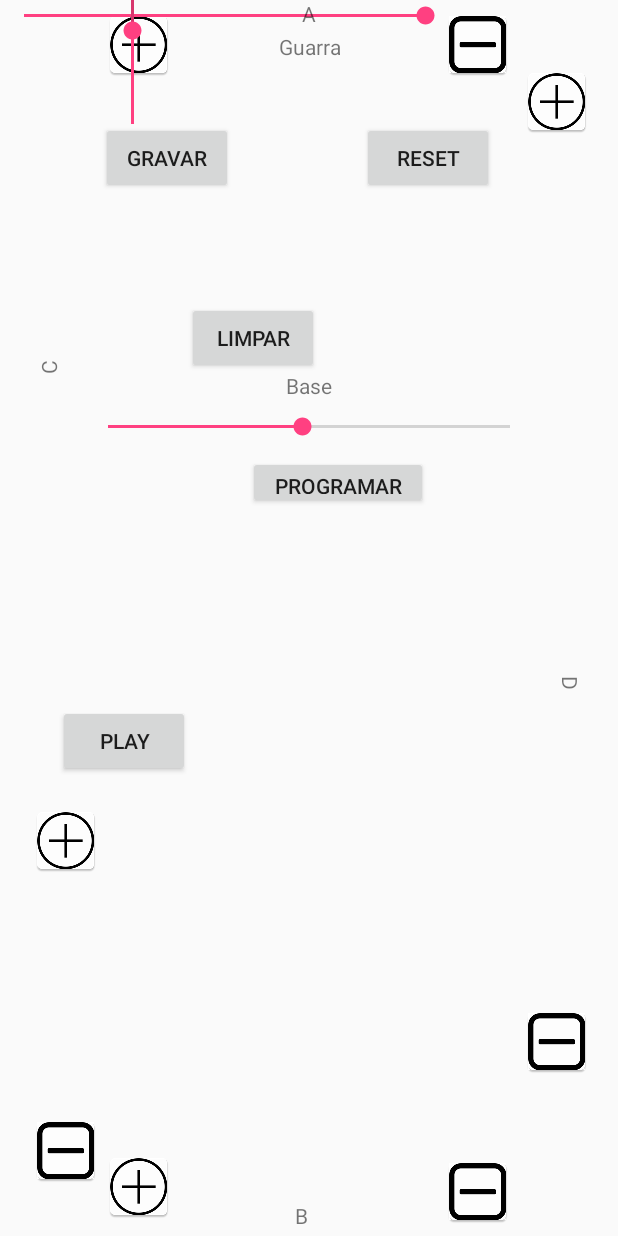
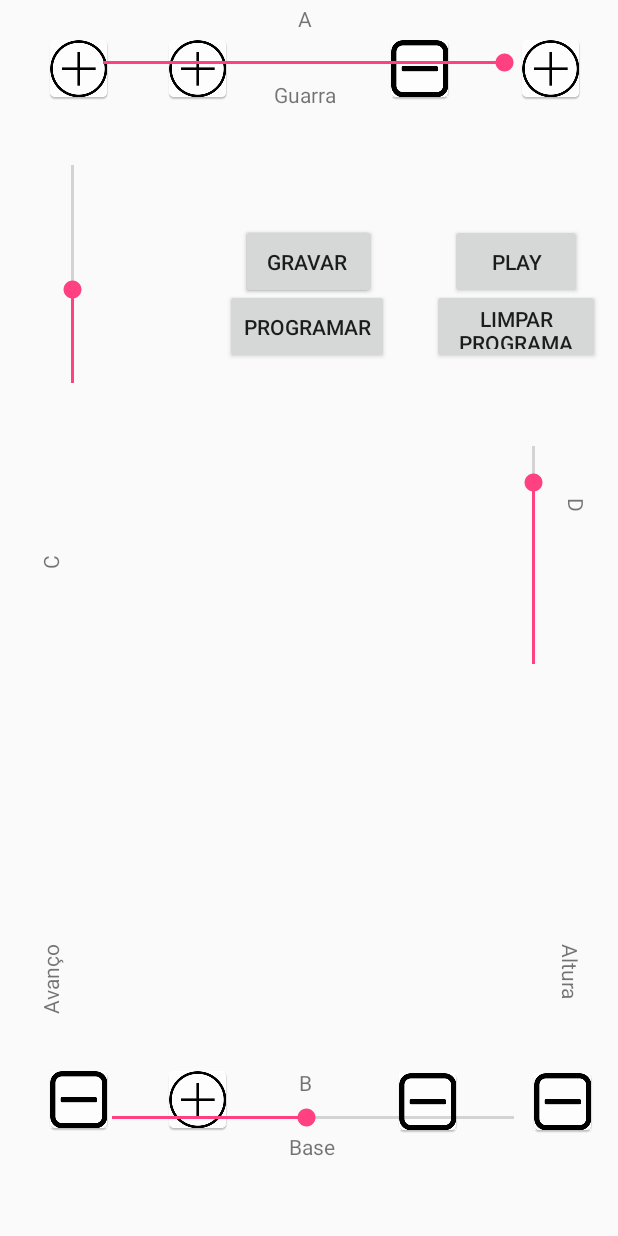
Before and after one commit to wgalam/RoboticaNasEscolasQuixada, an Android app: the layout activity_joystickk.xml on its own in the app's theme, with its tools: preview values and no code run, on a phone screen of 412 x 824 dp. Run offline under Robolectric (Android 15) with nearby library versions, the phone set to English and light mode, and no system bars.

Commit message:
Configuração da tela Joystick

```diff
--- a/app/src/main/AndroidManifest.xml
+++ b/app/src/main/AndroidManifest.xml
@@ -29,7 +29,9 @@
             android:name=".joystick"
             android:label="@string/title_activity_joystick"
             android:theme="@style/AppTheme.NoActionBar" />
-        <activity android:name=".joystickk" />
+        <activity
+            android:name=".joystickk"
+            android:theme="@style/AppTheme.NoActionBar"/>
         <activity
             android:name=".TelaDeProgramacao"
             android:label="@string/title_activity_tela_de_programacao"
--- a/app/src/main/res/layout/activity_joystickk.xml
+++ b/app/src/main/res/layout/activity_joystickk.xml
@@ -6,7 +6,9 @@
     android:layout_width="match_parent"
     android:layout_height="match_parent"
     tools:context="com.example.enoque_alves.comunicacaoblue.joystickk"
-    android:screenOrientation="landscape">
+    android:screenOrientation="landscape"
+    tools:layout_editor_absoluteY="73dp"
+    tools:layout_editor_absoluteX="0dp">
 
     <ImageButton
         android:id="@+id/button_more_base"
@@ -16,16 +18,13 @@
         android:layout_alignParentStart="true"
         android:layout_alignParentTop="true"
         android:src="@mipmap/button_more"
-        app:layout_constraintTop_toTopOf="parent"
-        android:layout_marginTop="8dp"
-        app:layout_constraintBottom_toBottomOf="parent"
-        android:layout_marginBottom="8dp"
-        android:layout_marginLeft="8dp"
-        app:layout_constraintLeft_toLeftOf="parent"
+        app:layout_constraintLeft_toRightOf="@+id/button_less_c"
+        android:layout_marginLeft="38dp"
         android:layout_marginRight="8dp"
-        app:layout_constraintRight_toRightOf="parent"
-        app:layout_constraintHorizontal_bias="0.181"
-        app:layout_constraintVertical_bias="0.996" />
+        app:layout_constraintRight_toRightOf="@+id/button_more_garra"
+        app:layout_constraintHorizontal_bias="0.0"
+        app:layout_constraintBottom_toBottomOf="@+id/button_less_c"
+        android:layout_marginBottom="0dp" />
 
     <ImageButton
         android:id="@+id/button_more_garra"
@@ -35,16 +34,10 @@
         android:layout_alignParentStart="true"
         android:layout_alignParentTop="true"
         android:src="@mipmap/button_more"
-        android:layout_marginRight="8dp"
-        app:layout_constraintRight_toRightOf="parent"
-        android:layout_marginLeft="8dp"
-        app:layout_constraintLeft_toLeftOf="parent"
-        app:layout_constraintHorizontal_bias="0.181"
-        app:layout_constraintTop_toTopOf="parent"
-        android:layout_marginTop="8dp"
-        app:layout_constraintBottom_toBottomOf="parent"
-        android:layout_marginBottom="8dp"
-        app:layout_constraintVertical_bias="0.0" />
+        app:layout_constraintLeft_toRightOf="@+id/button_more_c"
+        android:layout_marginLeft="38dp"
+        app:layout_constraintTop_toTopOf="@+id/button_less_garra"
+        android:layout_marginTop="0dp" />
 
     <ImageButton
         android:id="@+id/button_less_garra"
@@ -53,17 +46,11 @@
         android:layout_alignBottom="@+id/textView2"
         android:layout_alignLeft="@+id/button_more_d"
         android:layout_alignStart="@+id/button_more_d"
+        android:layout_marginRight="46dp"
+        android:layout_marginTop="0dp"
         android:src="@mipmap/ic_launcher"
-        app:layout_constraintTop_toTopOf="parent"
-        android:layout_marginTop="8dp"
-        android:layout_marginRight="8dp"
-        app:layout_constraintRight_toRightOf="parent"
-        android:layout_marginLeft="8dp"
-        app:layout_constraintLeft_toLeftOf="parent"
-        app:layout_constraintBottom_toBottomOf="parent"
-        android:layout_marginBottom="8dp"
-        app:layout_constraintHorizontal_bias="0.818"
-        app:layout_constraintVertical_bias="0.0" />
+        app:layout_constraintRight_toLeftOf="@+id/button_more_d"
+        app:layout_constraintTop_toTopOf="@+id/button_more_d" />
 
     <ImageButton
         android:id="@+id/button_more_c"
@@ -73,16 +60,10 @@
         android:layout_alignParentStart="true"
         android:layout_alignParentTop="true"
         android:src="@mipmap/button_more"
-        android:layout_marginLeft="8dp"
-        app:layout_constraintLeft_toLeftOf="parent"
-        android:layout_marginRight="8dp"
-        app:layout_constraintRight_toRightOf="parent"
-        app:layout_constraintHorizontal_bias="0.044"
-        app:layout_constraintBottom_toBottomOf="parent"
-        android:layout_marginBottom="242dp"
-        app:layout_constraintTop_toTopOf="parent"
-        android:layout_marginTop="8dp"
-        app:layout_constraintVertical_bias="1.0" />
+        app:layout_constraintTop_toTopOf="@+id/button_more_garra"
+        android:layout_marginTop="0dp"
+        android:layout_marginLeft="0dp"
+        app:layout_constraintLeft_toLeftOf="@+id/button_less_c" />
 
     <ImageButton
         android:id="@+id/button_less_c"
@@ -92,16 +73,15 @@
         android:layout_above="@+id/textView2"
         android:layout_alignLeft="@+id/button_more_c"
         android:layout_alignStart="@+id/button_more_c"
-        android:layout_marginLeft="8dp"
-        app:layout_constraintLeft_toLeftOf="parent"
-        android:layout_marginRight="8dp"
-        app:layout_constraintRight_toRightOf="parent"
-        app:layout_constraintHorizontal_bias="0.044"
+        android:layout_marginTop="8dp"
+        app:layout_constraintTop_toBottomOf="@+id/seekbar_levanta"
         app:layout_constraintBottom_toBottomOf="parent"
-        android:layout_marginBottom="8dp"
-        android:layout_marginTop="8dp"
-        app:layout_constraintVertical_bias="0.852"
-        app:layout_constraintTop_toBottomOf="@+id/button_more_c" />
+        android:layout_marginBottom="16dp"
+        app:layout_constraintVertical_bias="0.906"
+        android:layout_marginRight="0dp"
+        app:layout_constraintRight_toRightOf="@+id/button_more_c"
+        android:layout_marginLeft="32dp"
+        app:layout_constraintLeft_toLeftOf="parent" />
 
     <ImageButton
         android:id="@+id/button_more_d"
@@ -111,16 +91,10 @@
         android:layout_alignParentEnd="true"
         android:layout_alignParentRight="true"
         android:src="@mipmap/button_more"
+        android:layout_marginRight="24dp"
+        app:layout_constraintRight_toRightOf="parent"
         app:layout_constraintTop_toTopOf="parent"
-        android:layout_marginTop="16dp"
-        android:layout_marginLeft="8dp"
-        app:layout_constraintLeft_toLeftOf="parent"
-        android:layout_marginRight="8dp"
-        app:layout_constraintRight_toRightOf="parent"
-        app:layout_constraintHorizontal_bias="0.966"
-        app:layout_constraintBottom_toBottomOf="parent"
-        android:layout_marginBottom="8dp"
-        app:layout_constraintVertical_bias="0.04" />
+        android:layout_marginTop="24dp" />
 
     <ImageButton
         android:id="@+id/button_less_d"
@@ -131,15 +105,9 @@
         android:layout_alignStart="@+id/button_more_d"
         android:src="@mipmap/ic_launcher"
         android:layout_marginLeft="8dp"
-        app:layout_constraintLeft_toLeftOf="parent"
-        android:layout_marginRight="8dp"
-        app:layout_constraintRight_toRightOf="parent"
-        app:layout_constraintTop_toTopOf="parent"
-        android:layout_marginTop="69dp"
-        app:layout_constraintHorizontal_bias="0.966"
-        app:layout_constraintBottom_toBottomOf="parent"
-        android:layout_marginBottom="8dp"
-        app:layout_constraintVertical_bias="0.858" />
+        app:layout_constraintLeft_toLeftOf="@+id/button_more_d"
+        app:layout_constraintBottom_toBottomOf="@+id/button_less_base"
+        android:layout_marginBottom="0dp" />
 
     <ImageButton
         android:id="@+id/button_less_base"
@@ -149,140 +117,127 @@
         android:layout_alignLeft="@+id/button_more_d"
         android:layout_alignStart="@+id/button_more_d"
         android:src="@mipmap/ic_launcher"
-        app:layout_constraintTop_toTopOf="parent"
-        android:layout_marginTop="8dp"
-        app:layout_constraintBottom_toBottomOf="parent"
-        android:layout_marginBottom="8dp"
-        android:layout_marginLeft="8dp"
-        app:layout_constraintLeft_toLeftOf="parent"
-        android:layout_marginRight="8dp"
-        app:layout_constraintRight_toRightOf="parent"
-        app:layout_constraintHorizontal_bias="0.818"
-        app:layout_constraintVertical_bias="1.0" />
+        android:layout_marginLeft="5dp"
+        app:layout_constraintLeft_toLeftOf="@+id/button_less_garra"
+        app:layout_constraintBottom_toBottomOf="@+id/button_more_base"
+        android:layout_marginBottom="-1dp" />
 
     <Button
         android:id="@+id/programar"
-        android:layout_width="120dp"
-        android:layout_height="35dp"
+        android:layout_width="wrap_content"
+        android:layout_height="50dp"
         android:layout_centerHorizontal="true"
         android:layout_centerVertical="true"
+        android:layout_marginLeft="0dp"
+        android:layout_marginTop="0dp"
         android:text="Programar"
-        android:layout_marginRight="8dp"
-        app:layout_constraintRight_toRightOf="parent"
-        android:layout_marginLeft="8dp"
-        app:layout_constraintLeft_toLeftOf="parent"
-        app:layout_constraintTop_toTopOf="parent"
-        android:layout_marginTop="103dp"
-        app:layout_constraintHorizontal_bias="0.57"
-        app:layout_constraintBottom_toBottomOf="parent"
-        android:layout_marginBottom="8dp"
-        app:layout_constraintVertical_bias="0.296" />
+        app:layout_constraintLeft_toLeftOf="@+id/butao_gravar"
+        app:layout_constraintTop_toBottomOf="@+id/seekbar_levanta"
+        android:layout_marginRight="0dp"
+        app:layout_constraintRight_toRightOf="@+id/butao_gravar" />
 
     <Button
         android:id="@+id/butao_play"
         android:layout_width="wrap_content"
-        android:layout_height="wrap_content"
+        android:layout_height="50dp"
         android:layout_alignLeft="@+id/seekbar_garra"
         android:layout_alignStart="@+id/seekbar_garra"
         android:layout_below="@+id/seekbar_garra"
+        android:layout_marginLeft="0dp"
         android:layout_marginStart="51dp"
+        android:layout_marginTop="0dp"
         android:text="Play"
-        android:layout_marginLeft="51dp"
-        app:layout_constraintLeft_toLeftOf="parent"
-        app:layout_constraintBottom_toBottomOf="parent"
-        android:layout_marginBottom="9dp"
-        android:layout_marginTop="8dp"
-        app:layout_constraintTop_toBottomOf="@+id/butao_gravar"
-        app:layout_constraintRight_toLeftOf="@+id/butao_limpa"
-        android:layout_marginRight="8dp"
-        app:layout_constraintHorizontal_bias="0.568"
-        app:layout_constraintVertical_bias="0.529" />
+        app:layout_constraintLeft_toRightOf="@+id/butao_gravar"
+        app:layout_constraintTop_toTopOf="@+id/butao_gravar"
+        app:layout_constraintRight_toLeftOf="@+id/butao_reset"
+        android:layout_marginRight="0dp"
+        app:layout_constraintHorizontal_bias="0.0" />
 
     <Button
         android:id="@+id/butao_reset"
         android:layout_width="wrap_content"
-        android:layout_height="wrap_content"
+        android:layout_height="50dp"
         android:layout_above="@+id/seekbar_base"
         android:layout_alignLeft="@+id/butao_play"
         android:layout_alignStart="@+id/butao_play"
-        android:text="Reset"
-        android:layout_marginTop="81dp"
-        app:layout_constraintTop_toTopOf="parent"
         android:layout_marginRight="8dp"
-        app:layout_constraintRight_toRightOf="parent"
-        android:layout_marginLeft="8dp"
-        app:layout_constraintLeft_toLeftOf="parent"
-        app:layout_constraintHorizontal_bias="0.758"
-        app:layout_constraintBottom_toBottomOf="parent"
-        android:layout_marginBottom="8dp"
-        app:layout_constraintVertical_bias="0.0" />
+        android:text="Reiniciar"
+        app:layout_constraintRight_toLeftOf="@+id/button_less_garra"
+        app:layout_constraintTop_toTopOf="@+id/butao_play"
+        android:layout_marginTop="0dp" />
 
     <Button
         android:id="@+id/butao_gravar"
         android:layout_width="wrap_content"
-        android:layout_height="wrap_content"
+        android:layout_height="50dp"
         android:layout_alignBaseline="@+id/butao_play"
         android:layout_alignBottom="@+id/butao_play"
         android:layout_alignLeft="@+id/butao_limpa"
         android:layout_alignStart="@+id/butao_limpa"
+        android:layout_marginBottom="8dp"
+        android:layout_marginLeft="8dp"
+        android:layout_marginTop="8dp"
         android:text="Gravar"
-        app:layout_constraintTop_toTopOf="parent"
-        android:layout_marginTop="81dp"
-        app:layout_constraintRight_toLeftOf="@+id/butao_reset"
-        android:layout_marginRight="78dp"
-        android:layout_marginLeft="8dp"
-        app:layout_constraintLeft_toLeftOf="parent"
-        app:layout_constraintHorizontal_bias="0.877"
         app:layout_constraintBottom_toBottomOf="parent"
-        android:layout_marginBottom="8dp"
-        app:layout_constraintVertical_bias="0.0" />
+        app:layout_constraintLeft_toRightOf="@+id/button_more_garra"
+        app:layout_constraintTop_toBottomOf="@+id/seekbar_garra"
+        app:layout_constraintVertical_bias="0.125" />
 
     <Button
         android:id="@+id/butao_limpa"
-        android:layout_width="wrap_content"
-        android:layout_height="wrap_content"
+        android:layout_width="112dp"
+        android:layout_height="50dp"
         android:layout_alignBaseline="@+id/butao_reset"
         android:layout_alignBottom="@+id/butao_reset"
-        android:layout_marginStart="45dp"
+        android:layout_marginBottom="0dp"
+        android:layout_marginLeft="0dp"
+        android:layout_marginTop="0dp"
         android:layout_toEndOf="@+id/butao_reset"
         android:layout_toRightOf="@+id/butao_reset"
-        android:text="Limpar"
-        android:layout_marginTop="72dp"
-        app:layout_constraintTop_toBottomOf="@+id/butao_reset"
-        android:layout_marginRight="169dp"
-        app:layout_constraintRight_toRightOf="parent"
-        app:layout_constraintBottom_toBottomOf="parent"
-        android:layout_marginBottom="8dp"
+        android:text="Limpar Programa"
+        app:layout_constraintBottom_toBottomOf="@+id/programar"
+        app:layout_constraintLeft_toLeftOf="@+id/butao_play"
+        app:layout_constraintTop_toTopOf="@+id/programar"
         app:layout_constraintVertical_bias="0.0"
-        android:layout_marginLeft="8dp"
-        app:layout_constraintLeft_toLeftOf="parent"
-        app:layout_constraintHorizontal_bias="0.724" />
+        android:layout_marginRight="0dp"
+        app:layout_constraintRight_toRightOf="@+id/butao_play" />
 
     <SeekBar
         android:id="@+id/seekbar_garra"
         android:layout_width="300dp"
-        android:layout_height="21dp"
+        android:layout_height="23dp"
         android:layout_alignLeft="@+id/seekbar_base"
         android:layout_alignParentTop="true"
         android:layout_alignStart="@+id/seekbar_base"
+        android:layout_marginLeft="16dp"
+        android:layout_marginRight="16dp"
+        android:layout_marginTop="0dp"
         android:max="57"
         android:progress="57"
-        tools:layout_editor_absoluteX="146dp"
-        tools:layout_editor_absoluteY="16dp" />
+        app:layout_constraintHorizontal_bias="0.514"
+        app:layout_constraintLeft_toRightOf="@+id/button_more_garra"
+        app:layout_constraintRight_toLeftOf="@+id/button_less_garra"
+        app:layout_constraintTop_toTopOf="@+id/button_less_garra"
+        app:layout_constraintBottom_toBottomOf="@+id/button_less_garra"
+        android:layout_marginBottom="8dp" />
 
     <SeekBar
         android:id="@+id/seekbar_estica"
         android:layout_width="177dp"
         android:layout_height="20dp"
         android:layout_centerVertical="true"
-        android:layout_marginEnd="16dp"
         android:layout_toLeftOf="@+id/butao_play"
         android:layout_toStartOf="@+id/butao_play"
         android:max="120"
         android:progress="100"
         android:rotation="270"
-        tools:layout_editor_absoluteX="457dp"
-        tools:layout_editor_absoluteY="145dp" />
+        android:layout_marginBottom="8dp"
+        app:layout_constraintBottom_toTopOf="@+id/button_less_d"
+        android:layout_marginTop="8dp"
+        app:layout_constraintTop_toBottomOf="@+id/button_more_d"
+        app:layout_constraintVertical_bias="0.467"
+        android:layout_marginLeft="8dp"
+        app:layout_constraintLeft_toLeftOf="@+id/button_less_garra" />
 
     <TextView
         android:id="@+id/textView"
@@ -291,15 +246,12 @@
         android:layout_centerHorizontal="true"
         android:text="Guarra"
         android:textAlignment="center"
-        app:layout_constraintTop_toTopOf="@+id/seekbar_garra"
-        android:layout_marginTop="21dp"
-        app:layout_constraintBottom_toBottomOf="parent"
-        android:layout_marginBottom="8dp"
         android:layout_marginRight="8dp"
-        app:layout_constraintRight_toRightOf="parent"
+        app:layout_constraintRight_toRightOf="@+id/seekbar_garra"
         android:layout_marginLeft="8dp"
-        app:layout_constraintLeft_toLeftOf="parent"
-        app:layout_constraintVertical_bias="0.0" />
+        app:layout_constraintLeft_toLeftOf="@+id/seekbar_garra"
+        android:layout_marginTop="0dp"
+        app:layout_constraintTop_toBottomOf="@+id/seekbar_garra" />
 
     <SeekBar
         android:id="@+id/seekbar_levanta"
@@ -311,8 +263,10 @@
         android:max="70"
         android:progress="30"
         android:rotation="270"
-        tools:layout_editor_absoluteX="-37dp"
-        tools:layout_editor_absoluteY="145dp" />
+        android:layout_marginTop="105dp"
+        app:layout_constraintTop_toBottomOf="@+id/button_more_c"
+        android:layout_marginRight="16dp"
+        app:layout_constraintRight_toRightOf="@+id/button_more_garra" />
 
     <TextView
         android:id="@+id/textView2"
@@ -321,12 +275,13 @@
         android:layout_alignParentBottom="true"
         android:layout_centerHorizontal="true"
         android:text="Base"
+        android:layout_marginRight="8dp"
+        app:layout_constraintRight_toRightOf="@+id/seekbar_base"
         android:layout_marginLeft="8dp"
-        app:layout_constraintLeft_toLeftOf="parent"
-        android:layout_marginRight="8dp"
-        app:layout_constraintRight_toRightOf="parent"
-        app:layout_constraintTop_toTopOf="parent"
-        android:layout_marginTop="247dp" />
+        app:layout_constraintLeft_toLeftOf="@+id/seekbar_base"
+        app:layout_constraintHorizontal_bias="0.497"
+        android:layout_marginTop="0dp"
+        app:layout_constraintTop_toBottomOf="@+id/seekbar_base" />
 
     <SeekBar
         android:id="@+id/seekbar_base"
@@ -336,15 +291,12 @@
         android:layout_centerHorizontal="true"
         android:max="180"
         android:progress="87"
-        app:layout_constraintBottom_toBottomOf="parent"
-        android:layout_marginBottom="16dp"
+        app:layout_constraintLeft_toRightOf="@+id/button_more_base"
         android:layout_marginLeft="8dp"
-        app:layout_constraintLeft_toLeftOf="parent"
+        app:layout_constraintRight_toLeftOf="@+id/button_less_base"
         android:layout_marginRight="8dp"
-        app:layout_constraintRight_toRightOf="parent"
-        android:layout_marginTop="8dp"
-        app:layout_constraintTop_toBottomOf="@+id/textView2"
-        app:layout_constraintVertical_bias="0.0" />
+        app:layout_constraintBottom_toBottomOf="@+id/button_less_c"
+        android:layout_marginBottom="0dp" />
 
     <TextView
         android:id="@+id/label_c"
@@ -352,16 +304,23 @@
         android:layout_height="19dp"
         android:rotation="270"
         android:text="C"
-        android:layout_marginRight="8dp"
-        app:layout_constraintRight_toRightOf="parent"
-        android:layout_marginLeft="8dp"
-        app:layout_constraintLeft_toLeftOf="parent"
-        app:layout_constraintTop_toTopOf="parent"
-        android:layout_marginTop="81dp"
-        app:layout_constraintHorizontal_bias="0.0"
-        app:layout_constraintBottom_toBottomOf="parent"
         android:layout_marginBottom="8dp"
-        app:layout_constraintVertical_bias="0.187" />
+        app:layout_constraintBottom_toTopOf="@+id/forwardlabel"
+        android:layout_marginTop="8dp"
+        app:layout_constraintTop_toBottomOf="@+id/button_more_c"
+        android:layout_marginRight="16dp"
+        app:layout_constraintRight_toRightOf="@+id/button_less_c" />
+
+    <TextView
+        android:id="@+id/forwardlabel"
+        android:layout_width="48dp"
+        android:layout_height="19dp"
+        android:layout_marginBottom="50dp"
+        android:rotation="270"
+        android:text="Avanço"
+        app:layout_constraintBottom_toTopOf="@+id/button_less_c"
+        android:layout_marginRight="16dp"
+        app:layout_constraintRight_toRightOf="@+id/button_less_c" />
 
     <TextView
         android:id="@+id/label_d"
@@ -369,16 +328,29 @@
         android:layout_height="19dp"
         android:rotation="90"
         android:text="D"
-        android:layout_marginLeft="8dp"
-        app:layout_constraintLeft_toLeftOf="parent"
         android:layout_marginRight="8dp"
         app:layout_constraintRight_toRightOf="parent"
-        app:layout_constraintTop_toTopOf="parent"
+        android:layout_marginBottom="8dp"
+        android:layout_marginLeft="16dp"
+        app:layout_constraintLeft_toLeftOf="@+id/button_more_d"
+        app:layout_constraintHorizontal_bias="0.428"
+        app:layout_constraintBottom_toTopOf="@+id/textView5"
         android:layout_marginTop="8dp"
-        app:layout_constraintBottom_toBottomOf="parent"
-        android:layout_marginBottom="8dp"
-        app:layout_constraintHorizontal_bias="1.0"
-        app:layout_constraintVertical_bias="0.579" />
+        app:layout_constraintTop_toBottomOf="@+id/button_more_d" />
+
+    <TextView
+        android:id="@+id/textView5"
+        android:layout_width="48dp"
+        android:layout_height="19dp"
+        android:layout_marginRight="8dp"
+        android:rotation="90"
+        android:text="Altura"
+        app:layout_constraintRight_toRightOf="parent"
+        android:layout_marginBottom="50dp"
+        app:layout_constraintBottom_toTopOf="@+id/button_less_d"
+        android:layout_marginLeft="16dp"
+        app:layout_constraintLeft_toLeftOf="@+id/button_more_d"
+        app:layout_constraintHorizontal_bias="1.0" />
 
     <TextView
         android:id="@+id/label_garra"
@@ -386,28 +358,23 @@
         android:layout_height="wrap_content"
         android:text="A"
         android:layout_marginRight="8dp"
-        app:layout_constraintRight_toRightOf="parent"
+        app:layout_constraintRight_toRightOf="@+id/seekbar_garra"
         android:layout_marginLeft="8dp"
-        app:layout_constraintLeft_toLeftOf="parent"
-        app:layout_constraintTop_toTopOf="parent"
-        android:layout_marginTop="-1dp"
-        app:layout_constraintBottom_toBottomOf="parent"
+        app:layout_constraintLeft_toLeftOf="@+id/seekbar_garra"
+        app:layout_constraintHorizontal_bias="0.501"
         android:layout_marginBottom="8dp"
-        app:layout_constraintVertical_bias="0.0" />
+        app:layout_constraintBottom_toTopOf="@+id/seekbar_garra" />
 
     <TextView
         android:id="@+id/label_base"
         android:layout_width="19dp"
         android:layout_height="15dp"
         android:text="B"
-        android:layout_marginRight="8dp"
-        app:layout_constraintRight_toRightOf="parent"
+        android:layout_marginBottom="8dp"
+        app:layout_constraintBottom_toTopOf="@+id/seekbar_base"
+        app:layout_constraintLeft_toRightOf="@+id/button_more_base"
         android:layout_marginLeft="8dp"
-        app:layout_constraintLeft_toLeftOf="parent"
-        app:layout_constraintBottom_toBottomOf="parent"
-        android:layout_marginBottom="8dp"
-        app:layout_constraintTop_toTopOf="@+id/seekbar_base"
-        android:layout_marginTop="8dp"
-        app:layout_constraintVertical_bias="1.0" />
+        app:layout_constraintRight_toLeftOf="@+id/button_less_base"
+        android:layout_marginRight="8dp" />
 
 </android.support.constraint.ConstraintLayout>
```
